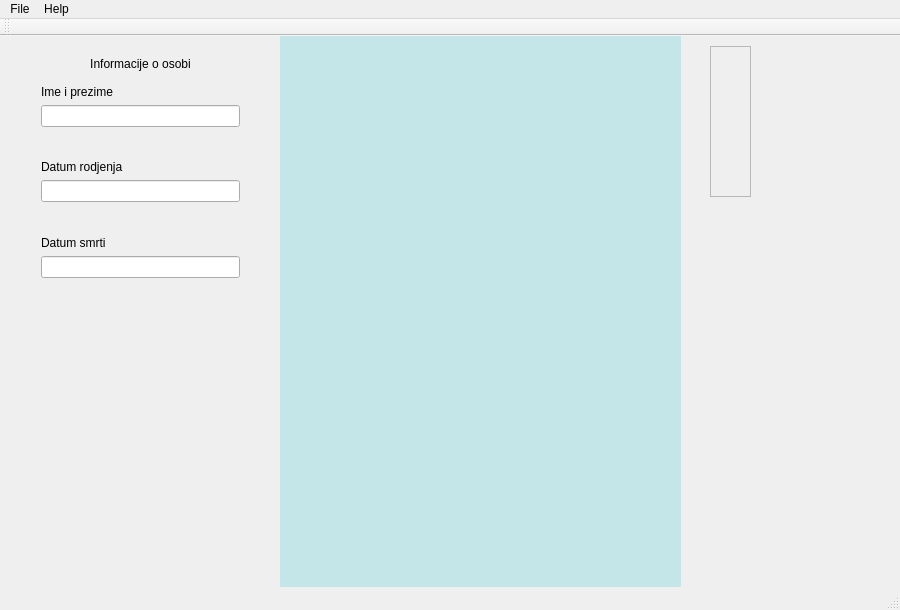
This is ProjectAlmond/glavniprozor.ui in bozidarrr/RS15-14 as Qt 5 draws it before an edit. The edited form follows.
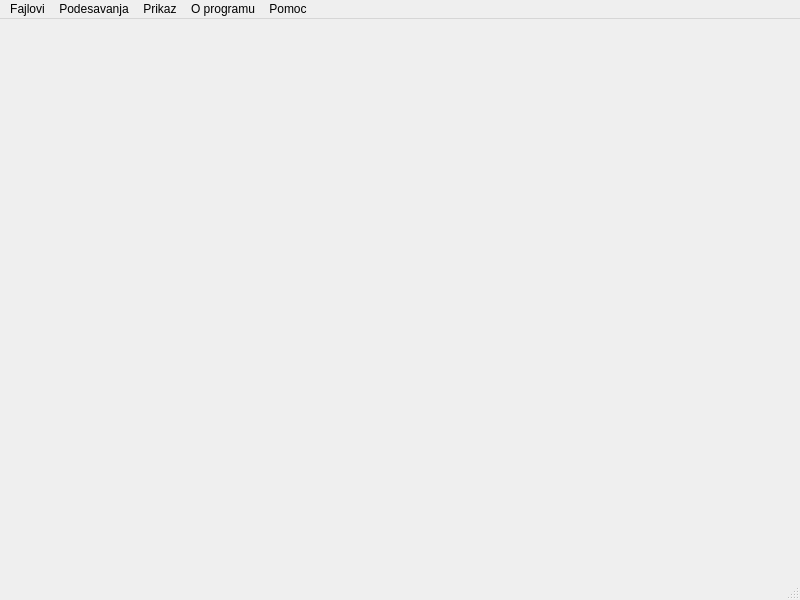
This is the edited form. Icons and pictures are not drawn.

Commit message: Po dogovoru, potpuna reorganizacija engine-a. Nije jos kompletno porodicno stablo, kao ni svi metodi u malim klasama. Takodje, problem sa radom sa datumima, potrebno poboljsanje rada u tom delu.

What changed in the file:
```diff
--- a/ProjectAlmond/glavniprozor.ui
+++ b/ProjectAlmond/glavniprozor.ui
@@ -6,233 +6,104 @@
    <rect>
     <x>0</x>
     <y>0</y>
-    <width>900</width>
-    <height>610</height>
+    <width>800</width>
+    <height>600</height>
    </rect>
   </property>
   <property name="windowTitle">
    <string>GlavniProzor</string>
   </property>
-  <widget class="QWidget" name="centralWidget">
-   <widget class="QScrollArea" name="scrollArea">
-    <property name="geometry">
-     <rect>
-      <x>710</x>
-      <y>10</y>
-      <width>41</width>
-      <height>151</height>
-     </rect>
-    </property>
-    <property name="widgetResizable">
-     <bool>true</bool>
-    </property>
-    <widget class="QWidget" name="scrollAreaWidgetContents">
-     <property name="geometry">
-      <rect>
-       <x>0</x>
-       <y>0</y>
-       <width>39</width>
-       <height>149</height>
-      </rect>
-     </property>
-     <widget class="QGraphicsView" name="Stablo">
-      <property name="geometry">
-       <rect>
-        <x>80</x>
-        <y>0</y>
-        <width>421</width>
-        <height>151</height>
-       </rect>
-      </property>
-      <property name="autoFillBackground">
-       <bool>true</bool>
-      </property>
-      <property name="frameShape">
-       <enum>QFrame::StyledPanel</enum>
-      </property>
-      <property name="frameShadow">
-       <enum>QFrame::Sunken</enum>
-      </property>
-     </widget>
-    </widget>
-   </widget>
-   <widget class="QWidget" name="verticalLayoutWidget">
-    <property name="geometry">
-     <rect>
-      <x>30</x>
-      <y>10</y>
-      <width>221</width>
-      <height>243</height>
-     </rect>
-    </property>
-    <layout class="QVBoxLayout" name="osobaInfo">
-     <item>
-      <widget class="QLabel" name="label">
-       <property name="sizePolicy">
-        <sizepolicy hsizetype="Preferred" vsizetype="Preferred">
-         <horstretch>0</horstretch>
-         <verstretch>0</verstretch>
-        </sizepolicy>
-       </property>
-       <property name="styleSheet">
-        <string notr="true">font: 14pt &quot;Ubuntu&quot;;</string>
-       </property>
-       <property name="text">
-        <string>Informacije o osobi</string>
-       </property>
-       <property name="alignment">
-        <set>Qt::AlignCenter</set>
-       </property>
-      </widget>
-     </item>
-     <item>
-      <spacer name="verticalSpacer_3">
-       <property name="orientation">
-        <enum>Qt::Vertical</enum>
-       </property>
-       <property name="sizeHint" stdset="0">
-        <size>
-         <width>20</width>
-         <height>20</height>
-        </size>
-       </property>
-      </spacer>
-     </item>
-     <item>
-      <widget class="QLabel" name="label_2">
-       <property name="text">
-        <string>Ime i prezime</string>
-       </property>
-      </widget>
-     </item>
-     <item>
-      <widget class="QLineEdit" name="lineImePrezime">
-       <property name="readOnly">
-        <bool>true</bool>
-       </property>
-      </widget>
-     </item>
-     <item>
-      <spacer name="verticalSpacer">
-       <property name="orientation">
-        <enum>Qt::Vertical</enum>
-       </property>
-       <property name="sizeHint" stdset="0">
-        <size>
-         <width>20</width>
-         <height>40</height>
-        </size>
-       </property>
-      </spacer>
-     </item>
-     <item>
-      <widget class="QLabel" name="label_3">
-       <property name="text">
-        <string>Datum rodjenja</string>
-       </property>
-      </widget>
-     </item>
-     <item>
-      <widget class="QLineEdit" name="lineRodj">
-       <property name="readOnly">
-        <bool>true</bool>
-       </property>
-      </widget>
-     </item>
-     <item>
-      <spacer name="verticalSpacer_2">
-       <property name="orientation">
-        <enum>Qt::Vertical</enum>
-       </property>
-       <property name="sizeHint" stdset="0">
-        <size>
-         <width>20</width>
-         <height>40</height>
-        </size>
-       </property>
-      </spacer>
-     </item>
-     <item>
-      <widget class="QLabel" name="label_4">
-       <property name="text">
-        <string>Datum smrti</string>
-       </property>
-      </widget>
-     </item>
-     <item>
-      <widget class="QLineEdit" name="lineSmrt"/>
-     </item>
-    </layout>
-   </widget>
-   <widget class="QFrame" name="okvirZaStablo">
-    <property name="geometry">
-     <rect>
-      <x>280</x>
-      <y>0</y>
-      <width>401</width>
-      <height>551</height>
-     </rect>
-    </property>
-    <property name="styleSheet">
-     <string notr="true">background-color: rgb(196, 230, 232);</string>
-    </property>
-    <property name="frameShape">
-     <enum>QFrame::StyledPanel</enum>
-    </property>
-    <property name="frameShadow">
-     <enum>QFrame::Raised</enum>
-    </property>
-    <widget class="QWidget" name="gridLayoutWidget">
-     <property name="geometry">
-      <rect>
-       <x>0</x>
-       <y>0</y>
-       <width>401</width>
-       <height>551</height>
-      </rect>
-     </property>
-     <layout class="QGridLayout" name="gridStablo"/>
-    </widget>
-   </widget>
+  <property name="windowIcon">
+   <iconset resource="slike.qrc">
+    <normaloff>:/images/images/ProjectAlmond.ico</normaloff>:/images/images/ProjectAlmond.ico</iconset>
+  </property>
+  <property name="iconSize">
+   <size>
+    <width>758</width>
+    <height>758</height>
+   </size>
+  </property>
+  <property name="unifiedTitleAndToolBarOnMac">
+   <bool>false</bool>
+  </property>
+  <widget class="QWidget" name="centralwidget">
+   <property name="sizePolicy">
+    <sizepolicy hsizetype="Minimum" vsizetype="Minimum">
+     <horstretch>1</horstretch>
+     <verstretch>1</verstretch>
+    </sizepolicy>
+   </property>
+   <property name="minimumSize">
+    <size>
+     <width>400</width>
+     <height>200</height>
+    </size>
+   </property>
+   <property name="maximumSize">
+    <size>
+     <width>16777215</width>
+     <height>16777215</height>
+    </size>
+   </property>
+   <property name="autoFillBackground">
+    <bool>true</bool>
+   </property>
   </widget>
   <widget class="QMenuBar" name="menuBar">
    <property name="geometry">
     <rect>
      <x>0</x>
      <y>0</y>
-     <width>900</width>
+     <width>800</width>
      <height>25</height>
     </rect>
    </property>
-   <widget class="QMenu" name="menuFile">
+   <widget class="QMenu" name="mFajlovi">
     <property name="title">
-     <string>File</string>
+     <string>Fajlovi</string>
     </property>
     <addaction name="actionTest"/>
    </widget>
-   <widget class="QMenu" name="menuHelp">
-    <property name="geometry">
-     <rect>
-      <x>453</x>
-      <y>82</y>
-      <width>156</width>
-      <height>46</height>
-     </rect>
+   <widget class="QMenu" name="mPodesavanja">
+    <property name="title">
+     <string>Podesavanja</string>
     </property>
+    <widget class="QMenu" name="mJezik">
+     <property name="title">
+      <string>Odaberite jezik</string>
+     </property>
+     <addaction name="aSrpski"/>
+     <addaction name="aEngleski"/>
+     <addaction name="aNemacki"/>
+    </widget>
+    <addaction name="aMreza"/>
+    <addaction name="aSamoKrv"/>
+    <addaction name="aPreciGore"/>
+    <addaction name="separator"/>
+    <addaction name="mJezik"/>
+    <addaction name="separator"/>
+    <addaction name="aAnimacije"/>
+   </widget>
+   <widget class="QMenu" name="mPrikaz">
     <property name="title">
-     <string>Help</string>
+     <string>Prikaz</string>
     </property>
    </widget>
-   <addaction name="menuFile"/>
-   <addaction name="menuHelp"/>
-  </widget>
-  <widget class="QToolBar" name="mainToolBar">
-   <attribute name="toolBarArea">
-    <enum>TopToolBarArea</enum>
-   </attribute>
-   <attribute name="toolBarBreak">
-    <bool>false</bool>
-   </attribute>
+   <widget class="QMenu" name="mPomoc">
+    <property name="title">
+     <string>Pomoc</string>
+    </property>
+   </widget>
+   <widget class="QMenu" name="mOProgramu">
+    <property name="title">
+     <string>O programu</string>
+    </property>
+   </widget>
+   <addaction name="mFajlovi"/>
+   <addaction name="mPodesavanja"/>
+   <addaction name="mPrikaz"/>
+   <addaction name="mOProgramu"/>
+   <addaction name="mPomoc"/>
   </widget>
   <widget class="QStatusBar" name="statusBar"/>
   <action name="actionTest">
@@ -241,7 +112,8 @@
    </property>
   </action>
  </widget>
- <layoutdefault spacing="6" margin="11"/>
- <resources/>
+ <resources>
+  <include location="slike.qrc"/>
+ </resources>
  <connections/>
 </ui>
```
Left out of the diff: 131 changed lines with no effect on the pictures. The commit also changes 28 other files.
